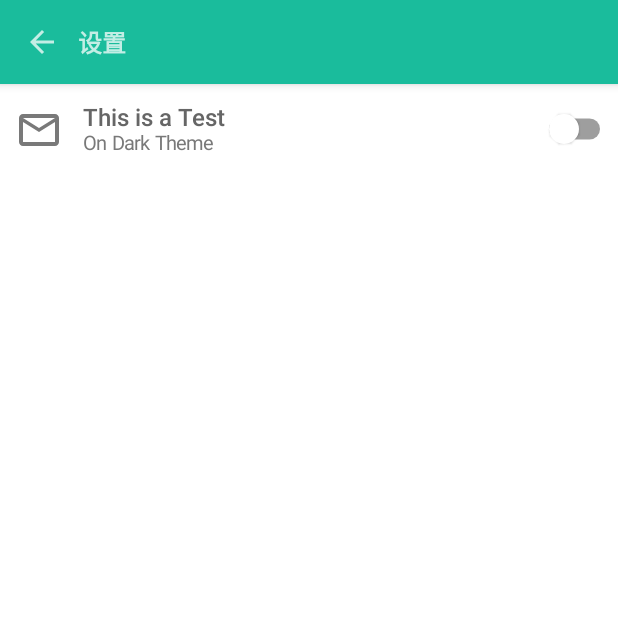
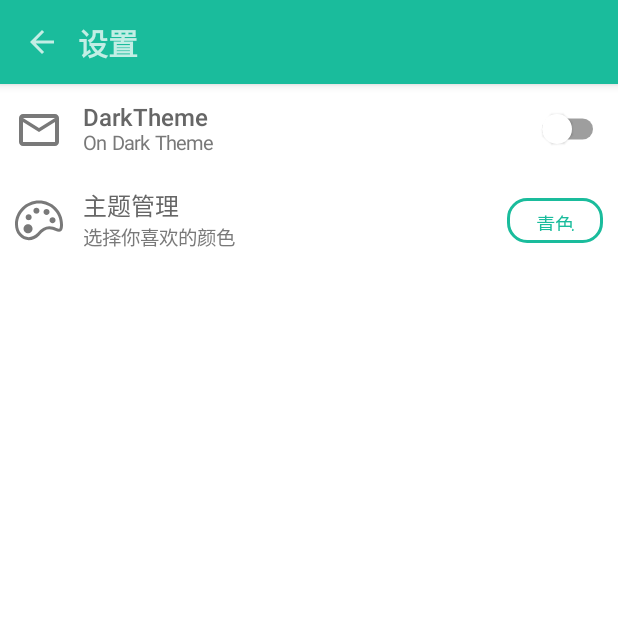
Before and after one commit to yuanczx/Looker, an Android app built with Jetpack Compose: the settingScreen screen opened through its navigation route, on a phone screen of 412 x 824 dp, the top half of it. Run offline under Robolectric (Android 15) with nearby library versions, the phone set to English and light mode, and no system bars.

Commit message:
Update SettingUtils Compose New Selector

```diff
--- a/app/src/main/java/com/yuan/looker/ui/SettingUtils.kt
+++ b/app/src/main/java/com/yuan/looker/ui/SettingUtils.kt
@@ -3,13 +3,16 @@ package com.yuan.looker.ui
 import android.annotation.SuppressLint
 import androidx.compose.animation.AnimatedVisibility
 import androidx.compose.animation.ExperimentalAnimationApi
+import androidx.compose.foundation.BorderStroke
+import androidx.compose.foundation.background
 import androidx.compose.foundation.clickable
 import androidx.compose.foundation.layout.*
+import androidx.compose.foundation.shape.RoundedCornerShape
 import androidx.compose.material.*
 import androidx.compose.runtime.*
 import androidx.compose.ui.Alignment
 import androidx.compose.ui.Modifier
-import androidx.compose.ui.graphics.vector.ImageVector
+import androidx.compose.ui.graphics.painter.Painter
 import androidx.compose.ui.text.font.FontWeight
 import androidx.compose.ui.unit.dp
 import androidx.compose.ui.unit.sp
@@ -19,6 +22,7 @@ import com.yuan.looker.MainActivity
 import com.yuan.looker.dataStore
 import com.yuan.looker.ui.theme.Gray300
 import com.yuan.looker.ui.theme.Gray500
+import com.yuan.looker.ui.theme.settingBg
 import kotlinx.coroutines.cancel
 import kotlinx.coroutines.flow.first
 import kotlinx.coroutines.launch
@@ -33,7 +37,7 @@ class SettingUtils(
         modifier: Modifier = Modifier,//Modifier
         key: Preferences.Key<Boolean>,//DataStore key
         title: String = "",//标题
-        icon: ImageVector? = null,//图标
+        icon: Painter? = null,//图标
         label: String? = null//标签
 
     ) {
@@ -44,21 +48,21 @@ class SettingUtils(
         }
         //获取DataStore数据
         context.launch {
-            switch = context.dataStore.data.first()[key] ?: false
+            switch = readData(key)
             cancel()
         }
 
         //Compose界面
         BasicSetting(icon, title, label, modifier, itemClick = {
             switch = !switch
-            setData(key, switch)
+            writeData(key, switch)
         }) {
             Switch(
                 checked = switch,
-                modifier = Modifier.padding(end = 5.dp),
+                modifier = Modifier.padding(end = 10.dp),
                 onCheckedChange = {
                     switch = it
-                    setData(key, it)
+                    writeData(key, it)
                 },
                 colors = SwitchDefaults.colors(checkedThumbColor = MaterialTheme.colors.primary)
             )
@@ -68,36 +72,105 @@ class SettingUtils(
     }
 
 
+    @SuppressLint("CoroutineCreationDuringComposition")
     @ExperimentalAnimationApi
     @Composable
-    fun Selector(
+    fun  Selector(
         modifier: Modifier = Modifier,
         key: Preferences.Key<Int>,//DataStore key
-        title: String = "",//标题
-        icon: ImageVector? = null,//图标
-        label: String? = null,//标签
+        title: String,//标题
+        data: List<String>,
+        icon: Painter? = null,//图标
+        iconSpaceReserve: Boolean = true,
+        label: String? = null,
+        itemClick: (Int) -> Unit = {}//标签
         //Modifier
     ) {
-        BasicSetting(icon = icon, title = title, label = label, modifier = modifier) {
-            AnimatedVisibility(visible = false) {
-                repeat(10) {
-                    RadioButton(selected = false, onClick = { /*TODO*/ })
+        val visibility = remember {
+            mutableStateOf(false)
+        }
+
+        val item = remember {
+            mutableStateOf(0)
+        }
+        val text = remember {
+            mutableStateOf(data[0])
+        }
+
+        context.launch {
+            item.value = readData(key)
+            text.value = data[item.value]
+        }
+
+
+        Column {
+            BasicSetting(
+                icon = icon,
+                title = title,
+                label = label,
+                modifier = modifier,
+                iconSpaceReserve = iconSpaceReserve,
+                content = {
+
+                    Spacer(modifier = Modifier.weight(0.7f))
+                    OutlinedButton(
+                        modifier= Modifier
+                            .height(30.dp)
+                            .padding(end = 10.dp),
+                        border = BorderStroke(2.dp,MaterialTheme.colors.primary),
+                        shape = RoundedCornerShape(45),
+                        onClick = {}){
+                        Text(text = text.value,fontSize = 13.sp,softWrap = true,maxLines = 1)
+                    }
+                },
+                itemClick = { visibility.value = !visibility.value })
+            AnimatedVisibility(visible = visibility.value) {
+                Column(Modifier.background(MaterialTheme.colors.settingBg)) {
+                    fun click(index: Int) {
+                        item.value = index
+                        text.value = data[index]
+                        writeData(key, index)
+                        itemClick(index)
+                    }
+                    repeat(data.size) {
+                        Row(
+                            modifier = Modifier
+                                .fillMaxWidth()
+                                .height(50.dp)
+                                .clickable {
+                                    click(it)
+                                },
+                            //horizontalArrangement = Arrangement.SpaceBetween,
+                            verticalAlignment = Alignment.CenterVertically
+                        ) {
+                            RadioButton(
+                                modifier = Modifier.padding(start = 16.dp, end = 16.dp),
+                                selected = it == item.value,
+                                onClick = { click(it) })
+                            Text(
+                                modifier = Modifier.padding(end = 10.dp),
+                                text = data[it],
+                                color = Gray500
+                            )
+                        }
+
+                    }
                 }
 
             }
-
         }
     }
     //通用Compose
 
     @Composable
     private fun BasicSetting(
-        icon: ImageVector?,
+        icon: Painter?,
         title: String,
         label: String?,
         modifier: Modifier,
         itemClick: (() -> Unit) = {},
-        content: @Composable () -> Unit
+        iconSpaceReserve: Boolean = true,
+        content: @Composable () -> Unit = {}
     ) {
         Row(
             modifier = Modifier
@@ -113,7 +186,7 @@ class SettingUtils(
                 //图标
                 icon?.let {
                     Icon(
-                        imageVector = it,
+                        painter = it,
                         contentDescription = title,
                         modifier = Modifier
                             .size(42.dp)
@@ -123,11 +196,11 @@ class SettingUtils(
                 }
                 //文字
                 Column(
-                    modifier = Modifier.padding(start = 55.dp),
+                    modifier = Modifier.padding(start = if (iconSpaceReserve) 55.dp else 12.dp),
                     verticalArrangement = Arrangement.Center
                 ) {
                     Text(
-                        text = "This is a Test",
+                        text = title,
                         fontSize = 16.sp,
                         color = Gray500,
                         fontWeight = FontWeight.W500
@@ -144,12 +217,30 @@ class SettingUtils(
 
 
     //获取DataStore数据
-    private fun setData(key: Preferences.Key<Boolean>, value: Boolean) {
+    companion object {
+
+    }
+
+    private fun writeData(key: Preferences.Key<Boolean>, value: Boolean) {
         context.launch {
             context.dataStore.edit { it[key] = value }
             cancel()
         }
     }
 
+    private fun writeData(key: Preferences.Key<Int>, value: Int) {
+        context.launch {
+            context.dataStore.edit { it[key] = value }
+            cancel()
+        }
+    }
+
+    private suspend fun readData(key: Preferences.Key<Int>) =
+        context.dataStore.data.first()[key] ?: 0
+
+    @JvmName("readData1")
+    private suspend fun readData(key: Preferences.Key<Boolean>) =
+        context.dataStore.data.first()[key] ?: false
+
 
 }
--- a/app/src/main/java/com/yuan/looker/ui/screen/SettingScreen.kt
+++ b/app/src/main/java/com/yuan/looker/ui/screen/SettingScreen.kt
@@ -12,10 +12,18 @@ import androidx.compose.material.icons.outlined.ArrowBack
 import androidx.compose.material.icons.outlined.Email
 import androidx.compose.runtime.Composable
 import androidx.compose.ui.Modifier
+import androidx.compose.ui.graphics.vector.rememberVectorPainter
+import androidx.compose.ui.res.painterResource
 import androidx.compose.ui.text.font.FontWeight.Companion.W600
+import androidx.compose.ui.unit.sp
 import androidx.datastore.preferences.core.booleanPreferencesKey
+import androidx.datastore.preferences.core.intPreferencesKey
 import com.yuan.looker.MainActivity
+import com.yuan.looker.R
 import com.yuan.looker.ui.SettingUtils
+import com.yuan.looker.ui.theme.BlueTheme
+import com.yuan.looker.ui.theme.LightColorPalette
+import com.yuan.looker.ui.theme.OrangeTheme
 
 
 class SettingScreen(private val context: MainActivity) {
@@ -34,14 +42,33 @@ class SettingScreen(private val context: MainActivity) {
                         contentDescription = "Back"
                     )
                 }
-                Text(text = "设置", fontWeight = W600)
+                Text(text = "设置", fontWeight = W600,fontSize = 20.sp)
             }
 
             settingUtils.Switch(
                 key = booleanPreferencesKey("theme"),
                 title = "DarkTheme",
-                icon = Icons.Outlined.Email,
-                label = "On Dark Theme")
+                icon = rememberVectorPainter(image = Icons.Outlined.Email),
+                label = "On Dark Theme"
+            )
+            val themeSelector = listOf("青色", "橙色", "蓝色")
+            settingUtils.Selector(
+                key = intPreferencesKey("select"),
+                title = "主题管理",
+                icon = painterResource(id = R.drawable.ic_theme),
+                label = "选择你喜欢的颜色",
+                data = themeSelector,
+                iconSpaceReserve = true,
+                itemClick = {
+                    context.myTheme.value=when(it){
+                        0-> LightColorPalette
+                        1-> OrangeTheme
+                        2-> BlueTheme
+                        else-> LightColorPalette
+                    }
+                     }
+            )
+
         }
     }
 }
--- a/app/src/main/java/com/yuan/looker/ui/theme/Color.kt
+++ b/app/src/main/java/com/yuan/looker/ui/theme/Color.kt
@@ -14,7 +14,13 @@ val Green200 = Color(0xFF83C7B9)
 val Orange700 = Color(0xfFFf6348)
 val Orange500 = Color(0xFFff7f50)
 val Orange200 = Color(0xFFFFB498)
+
+val Blue700 = Color(0xFF1e67bd)
+val Blue500 = Color(0xFF2172d2)
+val Blue300 = Color(0xFF61A0E9)
+
 val Gray700 = Color(0xFF4B4949)
 val Gray500 = Color(0xFF666666)
 val Gray300 = Color(0xFF797979)
+val Gray100 = Color(0xFFF8F8F8)
 val DarkStatus = Color(0xFF282828)
--- /dev/null
+++ b/app/src/main/res/drawable/ic_theme.xml
@@ -0,0 +1,5 @@
+<vector android:autoMirrored="true" android:height="48dp"
+    android:viewportHeight="1024" android:viewportWidth="1024"
+    android:width="48dp" xmlns:android="http://schemas.android.com/apk/res/android">
+    <path android:fillColor="#FF000000" android:pathData="M512,96C229.7,96 0,325.7 0,608c0,90.37 30.3,174.5 85.34,236.9 55.26,62.62 129.15,97.12 208.13,97.12 81.57,0 161.54,-36.83 231.26,-106.59l2.27,-2.5c65.79,-81.47 132.9,-121.06 205.09,-121.06 46.72,0 89.22,15.87 126.69,29.92 30.34,11.33 56.58,21.12 81.22,21.12C1024,762.91 1024,654.34 1024,608c0,-282.3 -229.7,-512 -512,-512zM940,698.91c-13.09,0 -35.3,-8.29 -58.78,-17.09 -40.48,-15.14 -90.85,-33.95 -149.12,-33.95 -92.35,0 -175.33,46.94 -253.76,143.46 -57.18,56.7 -121.06,86.69 -184.83,86.69 -60.35,0 -117.22,-26.78 -160.13,-75.46C88.64,751.87 64,682.78 64,608 64,360.96 264.96,160 512,160s448,200.96 448,448c0,27.33 -1.95,90.91 -20,90.91zM736.7,516.06a64,64 0,1 0,128 0,64 64,0 1,0 -128,0zM393.02,313.38a64,64 0,1 0,128 0,64 64,0 1,0 -128,0zM608.7,340.06a64,64 0,1 0,128 0,64 64,0 1,0 -128,0zM227.39,452.06a64,64 0,1 0,128 0,64 64,0 1,0 -128,0zM182.4,698.75a96,96 0,1 0,192 0,96 96,0 1,0 -192,0z"/>
+</vector>
```
Also changed, not shown: app/src/main/java/com/yuan/looker/MainActivity.kt (+15 -8 lines), app/src/main/java/com/yuan/looker/ui/screen/MainScreen.kt (+3 -4 lines), app/src/main/java/com/yuan/looker/ui/theme/Theme.kt (+6 -1 lines).
